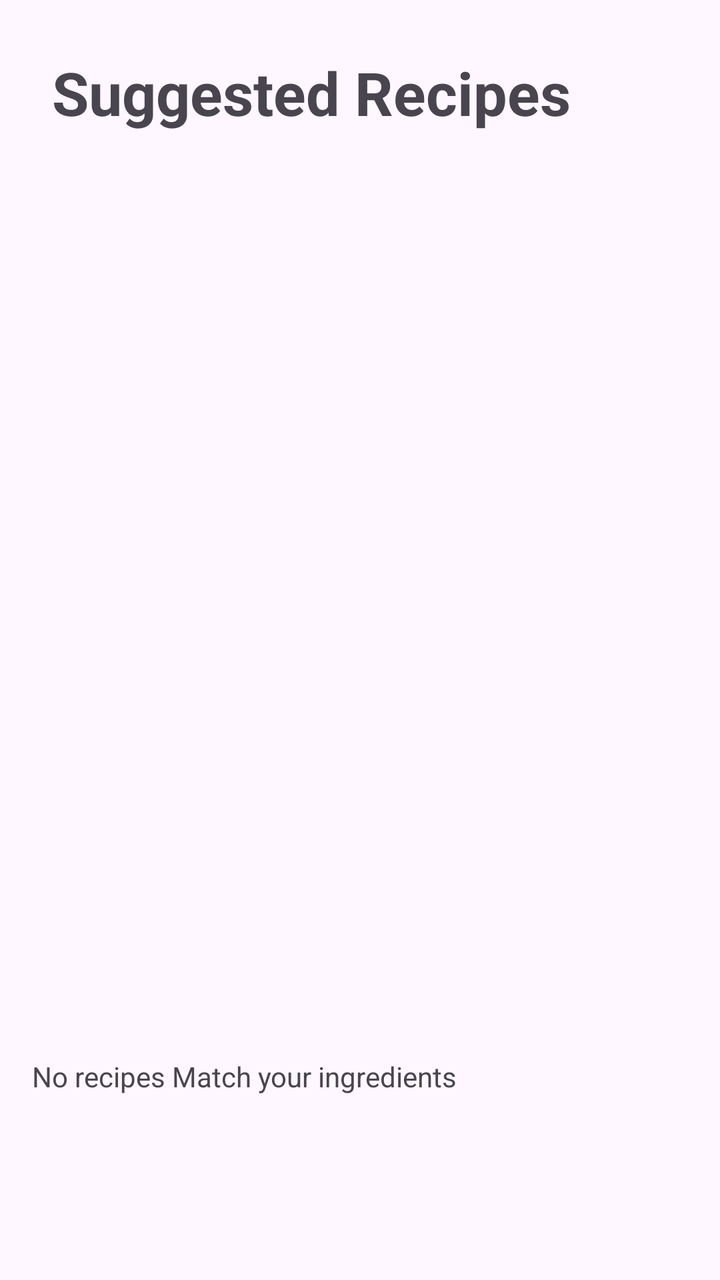
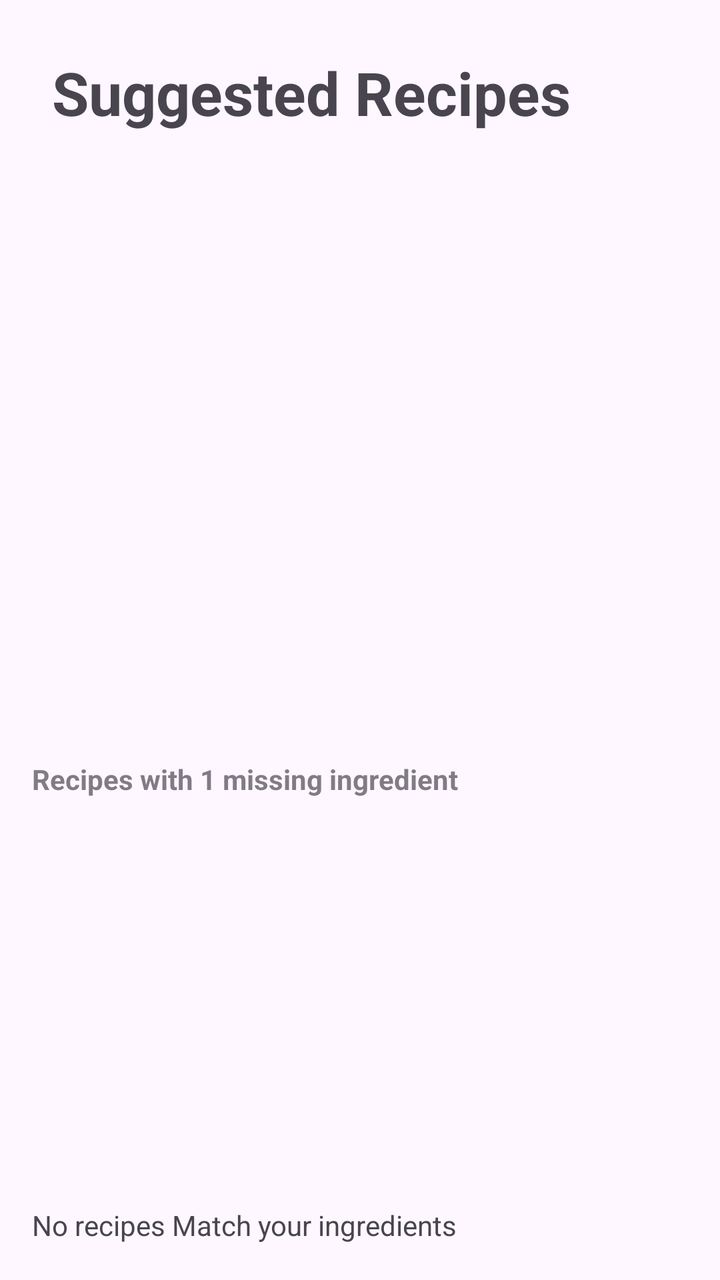

Screens rendered from an Android XML layout before and after an edit, with the pre-edit source and the edit as a unified diff.
<!-- AndroidManifest.xml: application theme Theme.SmartPantry -->
<!-- res/layout/suggested_recipes_screen.xml -->
<?xml version="1.0" encoding="utf-8"?>
<LinearLayout xmlns:android="http://schemas.android.com/apk/res/android"
    android:layout_width="match_parent"
    android:layout_height="match_parent"
    android:orientation="vertical"
    android:padding="16dp">

    <TextView
        android:id="@+id/textView4"
        android:layout_width="match_parent"
        android:layout_height="wrap_content"
        android:layout_weight="0"
        android:padding="10sp"
        android:text="Suggested Recipes"
        android:textAlignment="center"
        android:textSize="30sp"
        android:textStyle="bold" />

    <androidx.recyclerview.widget.RecyclerView
        android:id="@+id/recyclerView"
        android:layout_width="match_parent"
        android:layout_height="300dp"
        android:layout_weight="2" />

    <TextView
        android:id="@+id/textView5"
        android:layout_width="match_parent"
        android:layout_height="wrap_content"
        android:layout_weight="1"
        android:text="No recipes Match your ingredients" />

</LinearLayout>
<!-- resources referenced by this layout -->
<resources>
  <style name="Theme.SmartPantry" parent="Base.Theme.SmartPantry" />
  <style name="Base.Theme.SmartPantry" parent="Theme.Material3.DayNight.NoActionBar">
          
          
      </style>
</resources>

<!-- the commit's change to res/layout/suggested_recipes_screen.xml (unified diff, before → after) -->
@@ -20,7 +20,25 @@
         android:id="@+id/recyclerView"
         android:layout_width="match_parent"
         android:layout_height="300dp"
-        android:layout_weight="2" />
+        android:layout_weight="2">
+
+    </androidx.recyclerview.widget.RecyclerView>
+
+    <TextView
+        android:id="@+id/textView6"
+        android:layout_width="match_parent"
+        android:layout_height="wrap_content"
+        android:layout_weight="0"
+        android:alpha="0.7"
+        android:text="Recipes with 1 missing ingredient"
+        android:textStyle="bold" />
+
+    <androidx.recyclerview.widget.RecyclerView
+        android:id="@+id/recyclerView2"
+        android:layout_width="match_parent"
+        android:layout_height="200dp"
+        android:layout_weight="2"
+        android:alpha="0.5" />
 
     <TextView
         android:id="@+id/textView5"
